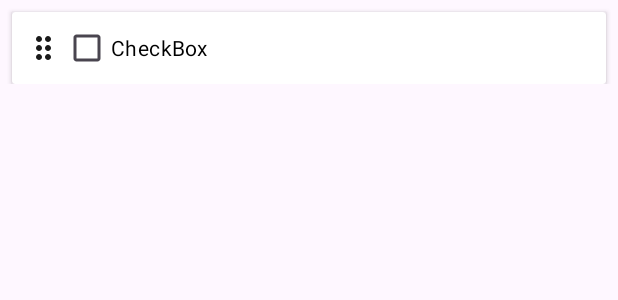
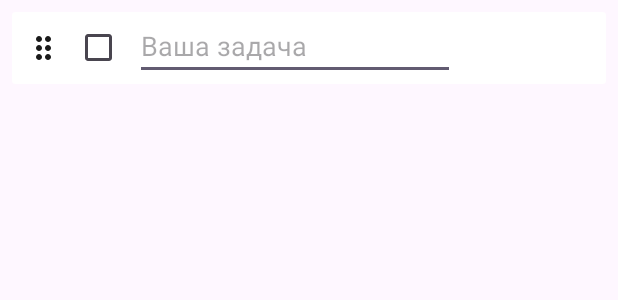
Before and after one commit to rybakova-auca-2021/NeoTaskManager, an Android app: the layout item_card_task.xml on its own in the app's theme, with its tools: preview values and no code run, on a phone screen of 412 x 824 dp. Shown: the top 300 px of the screen. Run offline under Robolectric (Android 15) with nearby library versions, the phone set to English and light mode, and no system bars; Roboto replaces fonts that are not available here.

Commit message:
setup possibility to add new tasks

```diff
--- /dev/null
+++ b/app/src/main/res/drawable/check_box.xml
@@ -0,0 +1,9 @@
+<vector xmlns:android="http://schemas.android.com/apk/res/android"
+    android:width="18dp"
+    android:height="18dp"
+    android:viewportWidth="18"
+    android:viewportHeight="18">
+  <path
+      android:pathData="M2,18C1.45,18 0.979,17.804 0.587,17.413C0.196,17.021 0,16.55 0,16V2C0,1.45 0.196,0.979 0.587,0.587C0.979,0.196 1.45,0 2,0H16C16.55,0 17.021,0.196 17.413,0.587C17.804,0.979 18,1.45 18,2V16C18,16.55 17.804,17.021 17.413,17.413C17.021,17.804 16.55,18 16,18H2ZM2,16H16V2H2V16Z"
+      android:fillColor="#1A1A1A"/>
+</vector>
--- /dev/null
+++ b/app/src/main/res/drawable/check_box_checked.xml
@@ -0,0 +1,9 @@
+<vector xmlns:android="http://schemas.android.com/apk/res/android"
+    android:width="18dp"
+    android:height="18dp"
+    android:viewportWidth="18"
+    android:viewportHeight="18">
+  <path
+      android:pathData="M7.6,13.2L14.65,6.15L13.25,4.75L7.6,10.4L4.75,7.55L3.35,8.95L7.6,13.2ZM2,18C1.45,18 0.979,17.804 0.587,17.413C0.196,17.021 0,16.55 0,16V2C0,1.45 0.196,0.979 0.587,0.587C0.979,0.196 1.45,0 2,0H16C16.55,0 17.021,0.196 17.413,0.587C17.804,0.979 18,1.45 18,2V16C18,16.55 17.804,17.021 17.413,17.413C17.021,17.804 16.55,18 16,18H2ZM2,16H16V2H2V16Z"
+      android:fillColor="#939393"/>
+</vector>
--- /dev/null
+++ b/app/src/main/res/drawable/custom_check_box.xml
@@ -0,0 +1,6 @@
+<?xml version="1.0" encoding="utf-8"?>
+<!-- custom_checkbox.xml -->
+<selector xmlns:android="http://schemas.android.com/apk/res/android">
+    <item android:drawable="@drawable/check_box_checked" android:state_checked="true"/>
+    <item android:drawable="@drawable/check_box"/>
+</selector>
--- a/app/src/main/res/layout/item_card_task.xml
+++ b/app/src/main/res/layout/item_card_task.xml
@@ -10,6 +10,7 @@
         android:layout_width="match_parent"
         android:layout_height="wrap_content"
         android:layout_margin="8dp"
+        app:cardElevation="0dp"
         app:layout_constraintEnd_toEndOf="parent"
         app:layout_constraintStart_toStartOf="parent"
         app:layout_constraintTop_toTopOf="parent">
@@ -29,16 +30,31 @@
                 app:layout_constraintTop_toTopOf="parent"
                 app:srcCompat="@drawable/drag_indicator" />
 
+            <androidx.appcompat.widget.AppCompatEditText
+                android:id="@+id/et_task"
+                android:layout_width="wrap_content"
+                android:layout_height="wrap_content"
+                android:ems="10"
+                android:inputType="text"
+                android:maxLines="1"
+                app:layout_constraintBottom_toBottomOf="parent"
+                app:layout_constraintStart_toEndOf="@+id/checkBox"
+                app:layout_constraintTop_toTopOf="parent"
+                app:layout_constraintVertical_bias="0.0"
+                tools:hint="Ваша задача" />
+
             <CheckBox
                 android:id="@+id/checkBox"
                 android:layout_width="wrap_content"
                 android:layout_height="wrap_content"
                 android:layout_marginStart="8dp"
                 android:textColor="@color/black"
+                android:button="@drawable/custom_check_box"
                 app:layout_constraintBottom_toBottomOf="parent"
                 app:layout_constraintStart_toEndOf="@+id/drag_indicator"
-                app:layout_constraintTop_toTopOf="parent"
-                tools:text="CheckBox" />
+                app:layout_constraintTop_toTopOf="parent" />
+
+
         </androidx.constraintlayout.widget.ConstraintLayout>
     </androidx.cardview.widget.CardView>
 </androidx.constraintlayout.widget.ConstraintLayout>
```
Also changed, not shown: app/src/main/java/com/example/neotaskmanager/presentation/ui/main/CategoryAdapter.kt (+9 -4 lines), app/src/main/java/com/example/neotaskmanager/presentation/ui/main/MainPageFragment.kt (+0 -18 lines), app/src/main/java/com/example/neotaskmanager/presentation/ui/main/TaskAdapter.kt (+18 -1 lines), app/src/main/res/layout/item_category_card.xml (+6 -8 lines).
